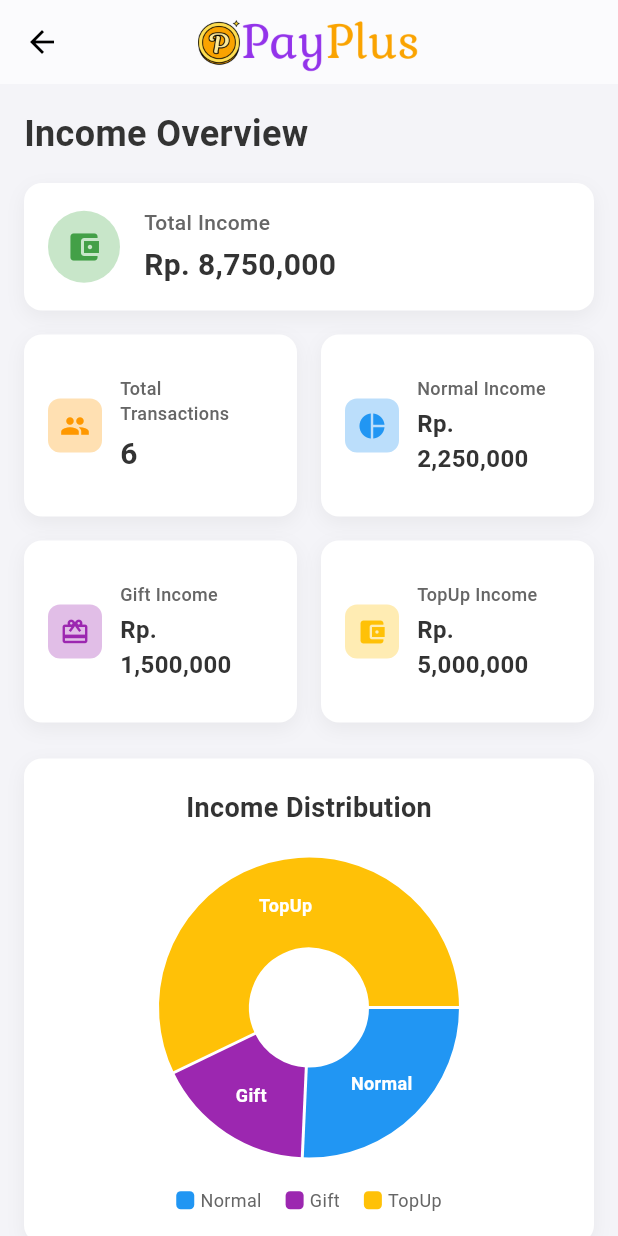
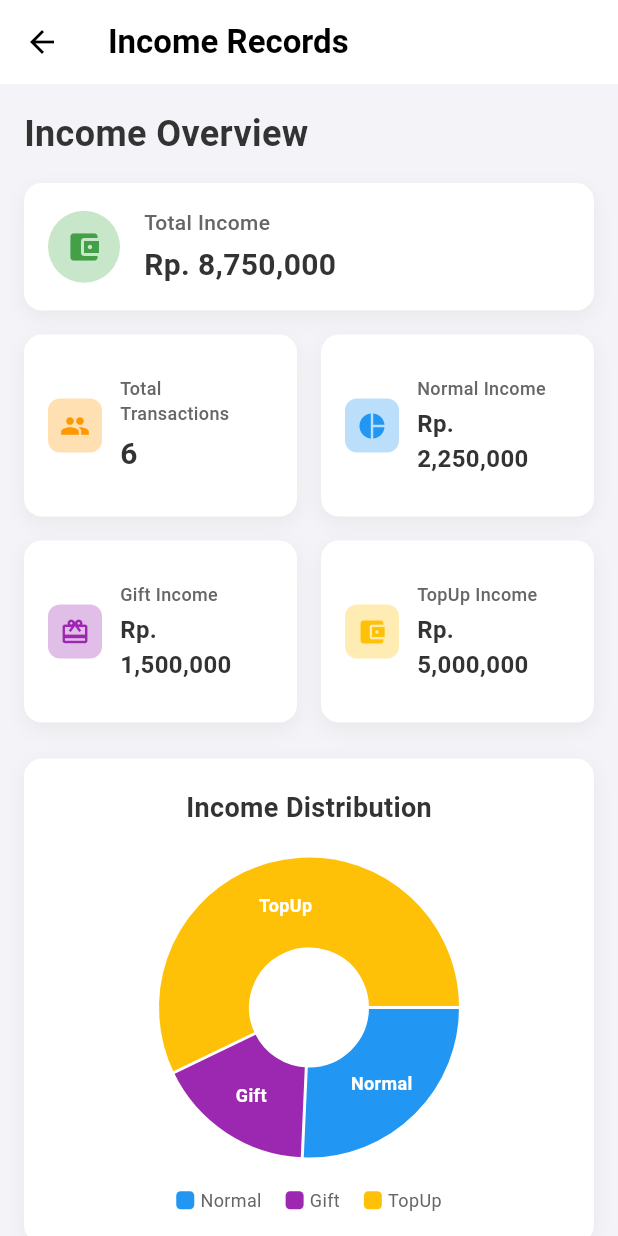
Before and after one commit to ThePayPlus/PayPlus_Mobile, a Flutter app: the IncomeView screen opened by its route, on a phone screen of 412 x 824 dp. Run offline on Flutter 3.47's test engine with Material 3 defaults, Android fonts, the phone set to English and light mode, and no system bars; drawn by our look-alikes of fl_chart; our stand-ins replace get.

Commit message:
edit layout

```diff
--- a/lib/app/modules/income/views/income_view.dart
+++ b/lib/app/modules/income/views/income_view.dart
@@ -11,13 +11,14 @@ class IncomeView extends GetView<IncomeController> {
     return Scaffold(
       backgroundColor: const Color(0xFFF4F4F8),
       appBar: AppBar(
+        title: const Text('Income Records', style: TextStyle(fontWeight: FontWeight.bold)),
         backgroundColor: Colors.white,
-        title: Image.asset(
-          'assets/images/Logo-PayPlus.png',
-          height: 40,
+        foregroundColor: Colors.black,
+        elevation: 0,
+        leading: IconButton(
+          icon: const Icon(Icons.arrow_back),
+          onPressed: () => Get.offAllNamed('/home'),
         ),
-        centerTitle: true,
-        elevation: 0.5,
       ),
       body: SingleChildScrollView(
         padding: const EdgeInsets.all(16.0),
```
Also changed, not shown: lib/app/modules/home/views/home_view.dart (+6 -6 lines), lib/app/modules/outcome/views/outcome_view.dart (+6 -5 lines).
